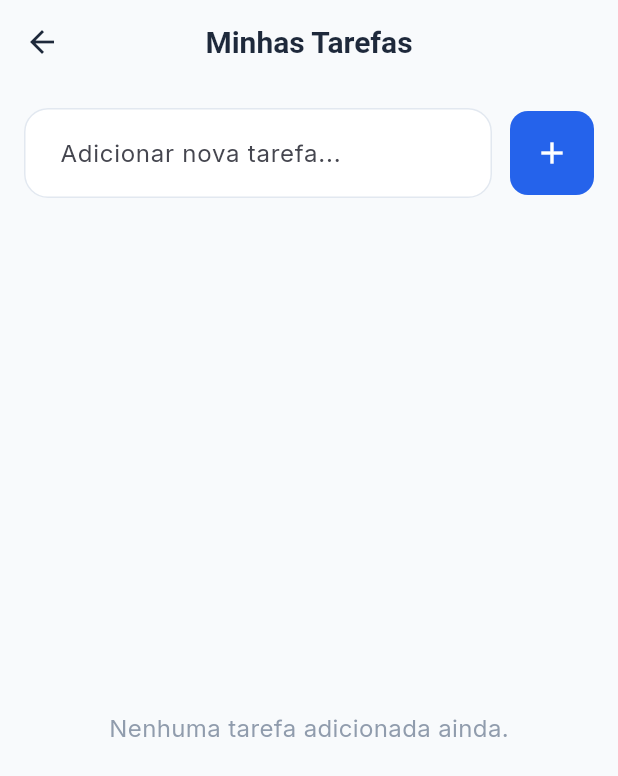
After one commit to Carilli/TrabalhoAppAutista, a Flutter app: the HomeScreen screen opened by its route, after a tap on "Tarefas", on a phone screen of 412 x 824 dp. The commit adds this screen. Shown: the top 776 px of the screen. Run offline on Flutter 3.47's test engine with Material 3 defaults, Android fonts, the phone set to English and light mode, and no system bars; our stand-ins replace google_fonts, shared_preferences; accounts and stored records are empty.

Commit message:
Update project with recent changes

```diff
--- a/lib/screens/home_screen.dart
+++ b/lib/screens/home_screen.dart
@@ -5,6 +5,7 @@ import 'profile_screen.dart';
 import 'daily_routine_screen.dart';
 import 'emotions_screen.dart';
 import 'journal_screen.dart';
+import 'tasks_screen.dart';
 
 class HomeScreen extends StatefulWidget {
   const HomeScreen({super.key});
@@ -108,7 +109,7 @@ class HomeDashboard extends StatelessWidget {
                     Icons.check_circle_outline,
                     AppColors.cardGreen,
                     AppColors.iconGreen,
-                    () {}, // Placeholder
+                    () => Navigator.push(context, MaterialPageRoute(builder: (_) => const TasksScreen())),
                   ),
                   _buildMenuCard(
                     context,
--- /dev/null
+++ b/lib/screens/tasks_screen.dart
@@ -0,0 +1,157 @@
+import 'package:flutter/material.dart';
+import '../utils/app_colors.dart';
+
+class TasksScreen extends StatefulWidget {
+  const TasksScreen({super.key});
+
+  @override
+  State<TasksScreen> createState() => _TasksScreenState();
+}
+
+class _TasksScreenState extends State<TasksScreen> {
+  final List<Map<String, dynamic>> _tasks = [];
+  final TextEditingController _taskController = TextEditingController();
+
+  void _addTask() {
+    if (_taskController.text.isNotEmpty) {
+      setState(() {
+        _tasks.add({
+          'id': DateTime.now().toString(),
+          'title': _taskController.text,
+          'isDone': false,
+        });
+        _taskController.clear();
+      });
+    }
+  }
+
+  void _toggleTask(int index) {
+    setState(() {
+      _tasks[index]['isDone'] = !_tasks[index]['isDone'];
+    });
+  }
+
+  void _deleteTask(int index) {
+    setState(() {
+      _tasks.removeAt(index);
+    });
+  }
+
+  @override
+  Widget build(BuildContext context) {
+    return Scaffold(
+      appBar: AppBar(
+        title: const Text('Minhas Tarefas'),
+        backgroundColor: Colors.transparent,
+        elevation: 0,
+        centerTitle: true,
+        titleTextStyle: const TextStyle(
+          color: AppColors.textPrimary,
+          fontSize: 20,
+          fontWeight: FontWeight.bold,
+        ),
+        iconTheme: const IconThemeData(color: AppColors.textPrimary),
+      ),
+      body: Column(
+        children: [
+          Padding(
+            padding: const EdgeInsets.all(16.0),
+            child: Row(
+              children: [
+                Expanded(
+                  child: TextField(
+                    controller: _taskController,
+                    decoration: const InputDecoration(
+                      hintText: 'Adicionar nova tarefa...',
+                      border: OutlineInputBorder(
+                        borderRadius: BorderRadius.all(Radius.circular(12)),
+                      ),
+                      filled: true,
+                      fillColor: AppColors.surface,
+                    ),
+                    onSubmitted: (_) => _addTask(),
+                  ),
+                ),
+                const SizedBox(width: 12),
+                IconButton(
+                  onPressed: _addTask,
+                  style: IconButton.styleFrom(
+                    backgroundColor: AppColors.primary,
+                    foregroundColor: Colors.white,
+                    padding: const EdgeInsets.all(16),
+                    shape: RoundedRectangleBorder(
+                      borderRadius: BorderRadius.circular(12),
+                    ),
+                  ),
+                  icon: const Icon(Icons.add),
+                ),
+              ],
+            ),
+          ),
+          Expanded(
+            child: _tasks.isEmpty
+                ? Center(
+                    child: Text(
+                      'Nenhuma tarefa adicionada ainda.',
+                      style: TextStyle(
+                        color: AppColors.textSecondary.withOpacity(0.7),
+                        fontSize: 16,
+                      ),
+                    ),
+                  )
+                : ListView.builder(
+                    padding: const EdgeInsets.symmetric(horizontal: 16),
+                    itemCount: _tasks.length,
+                    itemBuilder: (context, index) {
+                      final task = _tasks[index];
+                      return Dismissible(
+                        key: Key(task['id']),
+                        direction: DismissDirection.endToStart,
+                        onDismissed: (_) => _deleteTask(index),
+                        background: Container(
+                          alignment: Alignment.centerRight,
+                          padding: const EdgeInsets.only(right: 20),
+                          color: AppColors.iconRed,
+                          child: const Icon(Icons.delete, color: Colors.white),
+                        ),
+                        child: Card(
+                          margin: const EdgeInsets.only(bottom: 12),
+                          shape: RoundedRectangleBorder(
+                            borderRadius: BorderRadius.circular(16),
+                          ),
+                          elevation: 0,
+                          color: task['isDone']
+                              ? AppColors.cardGreen.withOpacity(0.5)
+                              : AppColors.surface,
+                          child: ListTile(
+                            leading: Checkbox(
+                              value: task['isDone'],
+                              activeColor: AppColors.iconGreen,
+                              shape: RoundedRectangleBorder(
+                                borderRadius: BorderRadius.circular(4),
+                              ),
+                              onChanged: (_) => _toggleTask(index),
+                            ),
+                            title: Text(
+                              task['title'],
+                              style: TextStyle(
+                                decoration: task['isDone']
+                                    ? TextDecoration.lineThrough
+                                    : null,
+                                color: task['isDone']
+                                    ? AppColors.textSecondary
+                                    : AppColors.textPrimary,
+                                fontWeight: FontWeight.w500,
+                              ),
+                            ),
+                          ),
+                        ),
+                      );
+                    },
+                  ),
+          ),
+        ],
+      ),
+    );
+  }
+}
```
